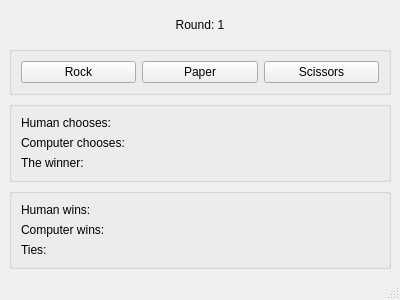
This is mainwindow.ui in Fullstack-Alchemists-SJSU/Rock-Paper-Scissor-GUI as Qt 5 draws it before an edit. The edited form follows.
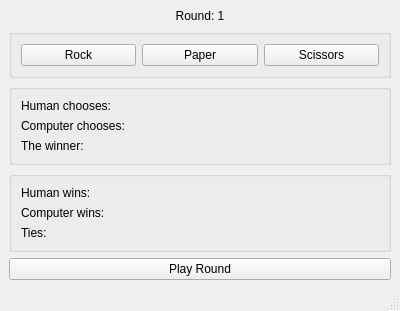
This is the edited form.

Commit message: Button based stats calculations

```diff
--- a/mainwindow.ui
+++ b/mainwindow.ui
@@ -124,6 +124,13 @@
         </layout>
         </widget>
         </item>
+        <item>
+             <widget class="QPushButton" name="pushButtonPlayRound">
+              <property name="text">
+               <string>Play Round</string>
+              </property>
+             </widget>
+            </item>
         </layout>
         </widget>
         <widget class="QMenuBar" name="menubar">
```
The commit also changes 4 other files.
